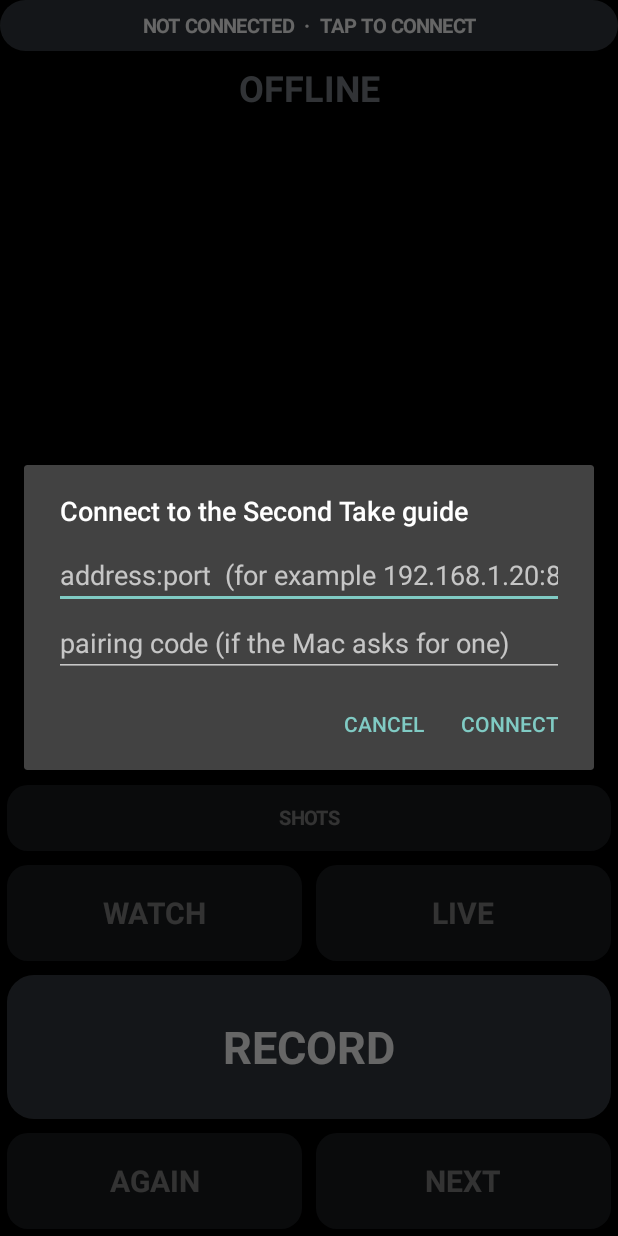
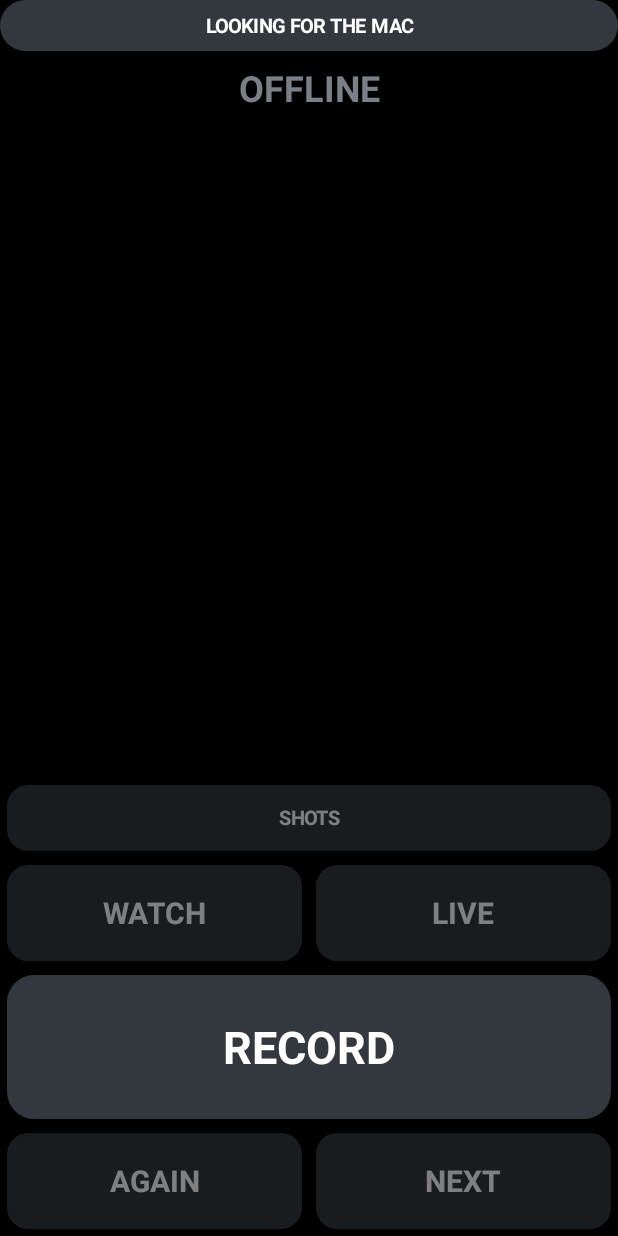
Before and after one commit to markoboskoauroville/SECOND_TAKE_REMOTE, an Android app: the screen it shows after launch (MainActivity), after a tap on "WATCH", on a phone screen of 412 x 824 dp. Run offline under Robolectric (Android 15) with nearby library versions, the phone set to English and light mode, and no system bars; network calls fail.

Commit message:
v2: no codes; the phone finds the guide by itself
Co-Authored-By: Claude Opus 5.5 <noreply@anthropic.com>
Claude-Session: https://claude.ai/code/session_01NceKUAddJGyX9doE8QieEK

```diff
--- a/android/app/src/main/AndroidManifest.xml
+++ b/android/app/src/main/AndroidManifest.xml
@@ -1,6 +1,8 @@
 <?xml version="1.0" encoding="utf-8"?>
 <manifest xmlns:android="http://schemas.android.com/apk/res/android">
     <uses-permission android:name="android.permission.INTERNET" />
+    <uses-permission android:name="android.permission.ACCESS_WIFI_STATE" />
+    <uses-permission android:name="android.permission.CHANGE_WIFI_MULTICAST_STATE" />
     <application
         android:label="Second Take Remote (Mantra)"
         android:icon="@android:drawable/ic_menu_camera"
--- a/android/app/src/main/java/community/auroville/secondtake/remote/MainActivity.kt
+++ b/android/app/src/main/java/community/auroville/secondtake/remote/MainActivity.kt
@@ -5,6 +5,8 @@ import android.app.AlertDialog
 import android.graphics.Color
 import android.graphics.Typeface
 import android.graphics.drawable.GradientDrawable
+import android.net.nsd.NsdManager
+import android.net.nsd.NsdServiceInfo
 import android.os.Bundle
 import android.os.Handler
 import android.os.Looper
@@ -85,7 +87,7 @@ class MainActivity : Activity() {
         // top: connection state
         val bar = LinearLayout(this).apply { orientation = LinearLayout.VERTICAL; gravity = Gravity.CENTER }
         top = label(13f, Color.WHITE, true).apply {
-            setPadding(dp(14), dp(8), dp(14), dp(8)); setOnClickListener { connectDialog() }
+            setPadding(dp(14), dp(8), dp(14), dp(8)); setOnLongClickListener { connectDialog(); true }
         }
         modeView = label(24f, grey, true).apply { setPadding(0, dp(8), 0, 0) }
         bar.addView(top); bar.addView(modeView)
@@ -126,20 +128,78 @@ class MainActivity : Activity() {
         again.setOnClickListener { send("again") }
         next.setOnClickListener { send("next") }
 
-        val saved = prefs.getString("current", "") ?: ""
-        if (saved.isNotEmpty()) use(saved, prefs.getString("code:$saved", "") ?: "") else render()
+        render()
+        startDiscovery()
         poll()
         tick()
-        if (saved.isEmpty()) connectDialog()
     }
 
     override fun onDestroy() { running = false; super.onDestroy() }
 
-    private fun use(addr: String, code: String) {
-        guide = Guide(addr, code); shotsFor = -1; shots = emptyList(); status = null; online = false; failure = ""
-        prefs.edit().putString("current", addr).putString("code:$addr", code)
-            .putStringSet("known", (prefs.getStringSet("known", emptySet()) ?: emptySet()) + addr).apply()
+    private fun use(addr: String) {
+        guide = Guide(addr); shotsFor = -1; shots = emptyList(); status = null; online = false; failure = ""
+        prefs.edit().putString("current", addr).apply()
         render()
+    }
+
+    // ---- finding the Mac by itself: last address, USB (127.0.0.1:8965), Bonjour on the Wi-Fi ----
+    private val found = java.util.concurrent.ConcurrentHashMap<String, String>() // address -> name
+    private val nsd by lazy { getSystemService(NSD_SERVICE) as NsdManager }
+    private var offered = false
+
+    private fun startDiscovery() {
+        try {
+            nsd.discoverServices("_secondtake._tcp", NsdManager.PROTOCOL_DNS_SD, object : NsdManager.DiscoveryListener {
+                override fun onDiscoveryStarted(t: String) {}
+                override fun onDiscoveryStopped(t: String) {}
+                override fun onStartDiscoveryFailed(t: String, e: Int) {}
+                override fun onStopDiscoveryFailed(t: String, e: Int) {}
+                override fun onServiceLost(i: NsdServiceInfo) {}
+                @Suppress("DEPRECATION")
+                override fun onServiceFound(i: NsdServiceInfo) {
+                    nsd.resolveService(i, object : NsdManager.ResolveListener {
+                        override fun onResolveFailed(i2: NsdServiceInfo, e: Int) {}
+                        override fun onServiceResolved(i2: NsdServiceInfo) {
+                            val h = i2.host?.hostAddress ?: return
+                            extra.add("$h:${i2.port}")
+                        }
+                    })
+                }
+            })
+        } catch (e: Exception) { }
+    }
+    private val extra = java.util.concurrent.CopyOnWriteArraySet<String>()
+
+    /** Probe every candidate; the ones that answer with "protocol" are Second Take guides. */
+    private fun search() {
+        val cands = LinkedHashSet<String>()
+        prefs.getString("last", null)?.let { cands.add(it) }
+        cands.add("127.0.0.1:8965")
+        cands.addAll(extra)
+        cands.addAll(prefs.getStringSet("added", emptySet()) ?: emptySet())
+        val hits = java.util.concurrent.ConcurrentHashMap<String, String>()
+        val latch = java.util.concurrent.CountDownLatch(cands.size)
+        cands.forEach { a ->
+            Thread {
+                try { hits[a] = Guide(a).status().name.ifEmpty { a } } catch (e: Exception) { }
+                latch.countDown()
+            }.start()
+        }
+        latch.await(4, java.util.concurrent.TimeUnit.SECONDS)
+        ui.post {
+            if (guide != null && online) return@post
+            found.clear(); found.putAll(hits)
+            when {
+                hits.size == 1 -> use(hits.keys.first())
+                hits.size > 1 && !offered -> {
+                    offered = true
+                    val addrs = hits.keys.toList()
+                    AlertDialog.Builder(this).setTitle("Which Mac?")
+                        .setItems(addrs.map { hits[it] ?: it }.toTypedArray()) { _, i -> use(addrs[i]) }
+                        .setOnDismissListener { offered = false }.show()
+                }
+            }
+        }
     }
 
     private fun poll() {
@@ -148,19 +208,24 @@ class MainActivity : Activity() {
             try {
                 val s = g.status()
                 if (s.shots != shotsFor || shots.isEmpty()) { shots = g.shots(); shotsFor = s.shots }
+                prefs.edit().putString("last", g.base).apply()
                 ui.post { status = s; online = true; failure = ""; render() }
             } catch (e: Exception) {
-                val m = if (e is SecurityException) "Pairing code refused" else "No answer"
+                val m = "No answer"
                 ui.post { online = false; failure = m; render() }
             }
         }
+        if (g == null || !online) {
+            if (!searching) { searching = true; Thread { try { search() } finally { searching = false } }.start() }
+        }
         if (running) ui.postDelayed({ poll() }, 1000)
     }
+    private var searching = false
 
     private fun tick() { render(); if (running) ui.postDelayed({ tick() }, 500) }
 
     private fun send(name: String, n: Int? = null) {
-        val g = guide ?: return connectDialog()
+        val g = guide ?: return
         if (name == "record") localRecStart = System.currentTimeMillis()
         io.execute {
             try { g.command(name, n) } catch (e: Exception) { ui.post { failure = "Command failed"; render() } }
@@ -173,7 +238,7 @@ class MainActivity : Activity() {
         val s = status
         val mode = if (online && s != null) s.mode else "offline"
         top.text = when {
-            guide == null -> "NOT CONNECTED  ·  TAP TO CONNECT"
+            guide == null -> "LOOKING FOR THE MAC"
             online -> "CONNECTED  ·  " + (if (s?.name.isNullOrEmpty()) guide!!.base else s!!.name)
             else -> (failure.ifEmpty { "Connecting" }).uppercase() + "  ·  " + guide!!.base
         }
@@ -208,26 +273,18 @@ class MainActivity : Activity() {
         AlertDialog.Builder(this).setTitle("Shots").setItems(items) { _, i -> send("shot", shots[i].n) }.show()
     }
 
+    /** Hidden: long-press the top bar. Adds an address to look at; nothing else to type. */
     private fun connectDialog() {
         val col = LinearLayout(this).apply { orientation = LinearLayout.VERTICAL; setPadding(dp(20), dp(8), dp(20), 0) }
         val addr = EditText(this).apply {
-            hint = "address:port  (for example 192.168.1.20:8965)"; setSingleLine()
+            hint = "address:port"; setSingleLine()
             inputType = InputType.TYPE_CLASS_TEXT or InputType.TYPE_TEXT_VARIATION_URI
-            setText(prefs.getString("current", "") ?: "")
         }
-        val code = EditText(this).apply { hint = "pairing code (if the Mac asks for one)"; setSingleLine() }
-        col.addView(addr); col.addView(code)
-        val known = (prefs.getStringSet("known", emptySet()) ?: emptySet()).sorted()
-        known.forEach { k ->
-            col.addView(Button(this).apply {
-                text = k; isAllCaps = false
-                setOnClickListener { addr.setText(k); code.setText(prefs.getString("code:$k", "") ?: "") }
-            })
-        }
-        AlertDialog.Builder(this).setTitle("Connect to the Second Take guide").setView(col)
-            .setPositiveButton("Connect") { _, _ ->
+        col.addView(addr)
+        AlertDialog.Builder(this).setTitle("Add an address").setView(col)
+            .setPositiveButton("Add") { _, _ ->
                 val a = addr.text.toString().trim().removePrefix("http://").trimEnd('/')
-                if (a.isNotEmpty()) use(a, code.text.toString().trim())
+                if (a.isNotEmpty()) prefs.edit().putStringSet("added", (prefs.getStringSet("added", emptySet()) ?: emptySet()) + a).apply()
             }.setNegativeButton("Cancel", null).show()
     }
 }
--- a/android/gradle.properties
+++ b/android/gradle.properties
@@ -1,4 +1,4 @@
-appVersion=1
+appVersion=2
 org.gradle.jvmargs=-Xmx3g -Dfile.encoding=UTF-8
 android.useAndroidX=true
 android.nonTransitiveRClass=true
```
Also changed, not shown: android/app/src/main/java/community/auroville/secondtake/remote/Protocol.kt (+4 -4 lines), 2 other files.
